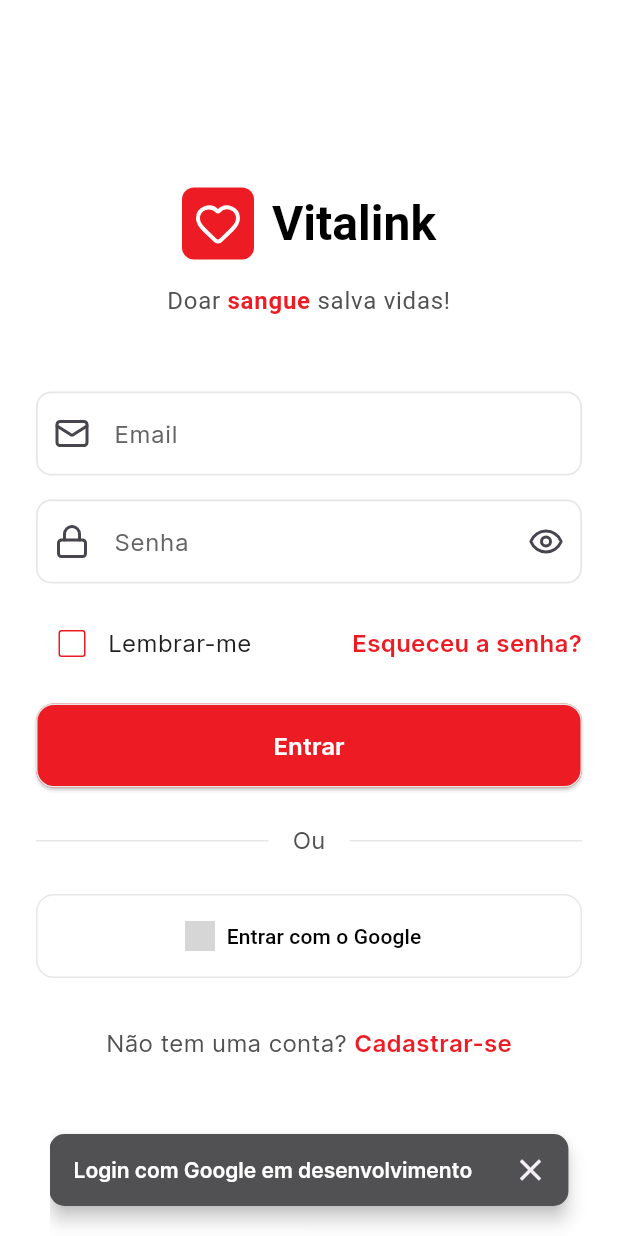
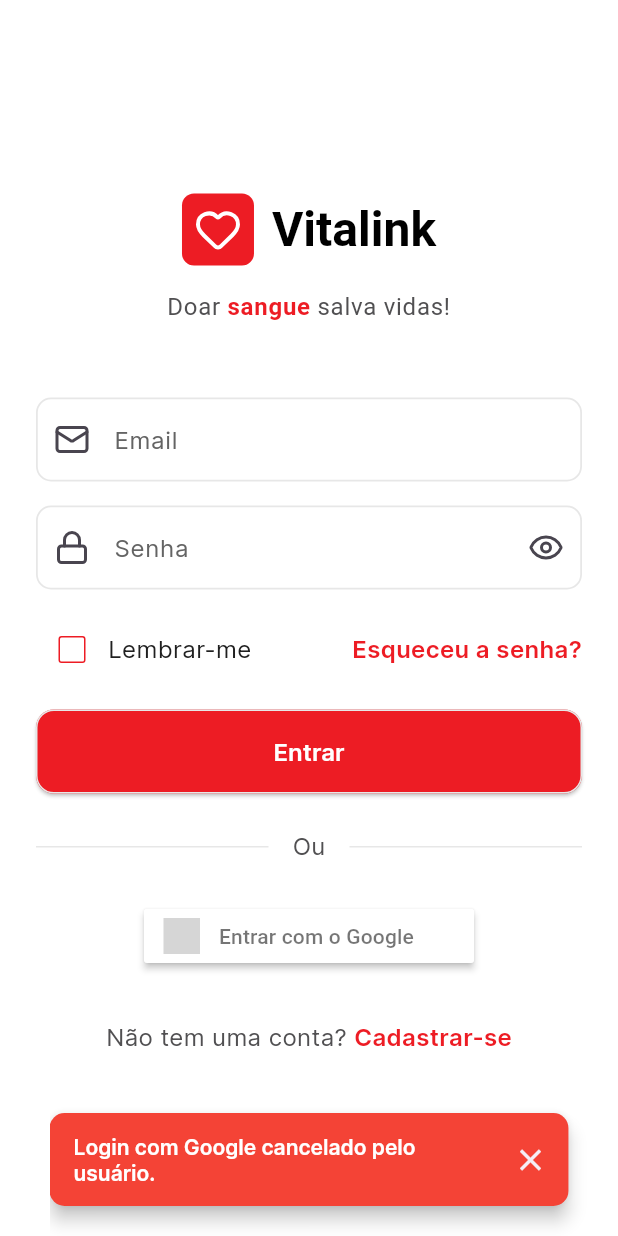
Before and after one commit to Murilo-Carazato/vitalink, a Flutter app: the screen it shows after launch, after a tap on "Entrar com o Google", on a phone screen of 412 x 824 dp. Run offline on Flutter 3.47's test engine with Material 3 defaults, Android fonts, the phone set to English and light mode, and no system bars; drawn by our look-alikes of sign_in_button; our stand-ins replace brasil_fields, carousel_slider, firebase_auth, firebase_core, firebase_messaging, flutter_local_notifications and 8 more; missing offline and left inert: add_2_calendar; accounts and stored records are empty; project files that could hold a hidden picture were left out; grey boxes are pictures that could not be loaded.

Commit message:
feat(auth): integrar login Google e navegação para recuperação de senha

```diff
--- a/mobile/lib/src/pages/auth.dart
+++ b/mobile/lib/src/pages/auth.dart
@@ -1,10 +1,11 @@
 import 'package:flutter/material.dart';
 import 'package:lucide_icons/lucide_icons.dart';
 import 'package:provider/provider.dart';
+import 'package:sign_in_button/sign_in_button.dart';
 import 'package:vitalink/services/stores/auth_store.dart';
 import 'package:vitalink/services/stores/user_store.dart'; // Added import for UserStore
 import 'package:vitalink/styles.dart';
-import 'package:vitalink/src/components/custom_dialog.dart';
+import 'package:vitalink/src/pages/forgot_password_page.dart';
 
 class AuthScreen extends StatefulWidget {
   const AuthScreen({super.key});
@@ -14,7 +15,8 @@ class AuthScreen extends StatefulWidget {
   State<AuthScreen> createState() => _AuthScreenState();
 }
 
-class _AuthScreenState extends State<AuthScreen> with SingleTickerProviderStateMixin {
+class _AuthScreenState extends State<AuthScreen>
+    with SingleTickerProviderStateMixin {
   final _formKey = GlobalKey<FormState>();
   final _emailController = TextEditingController();
   final _passwordController = TextEditingController();
@@ -103,30 +105,27 @@ class _AuthScreenState extends State<AuthScreen> with SingleTickerProviderStateM
     );
   }
 
-  void _handleGoogleLogin() {
-    // Implementar login com Google
-    ScaffoldMessenger.of(context).showSnackBar(
-      const SnackBar(
-        content: Text('Login com Google em desenvolvimento'),
-        backgroundColor: Styles.gray1,
-      ),
-    );
+  void _handleGoogleLogin() async {
+    final authStore = Provider.of<AuthStore>(context, listen: false);
+    bool success = await authStore.loginWithGoogle();
+
+    if (success) {
+      if (mounted) {
+        // Carrega os dados do novo usuário no UserStore ANTES de navegar
+        final userStore = Provider.of<UserStore>(context, listen: false);
+        await userStore.loadCurrentUser();
+
+        Navigator.of(context).pushReplacementNamed('/tab');
+      }
+    } else {
+      if (mounted) {
+        _showErrorMessage(authStore.error);
+      }
+    }
   }
 
-  void _handleForgotPassword() async {
-    // Implementar esqueci a senha
-    await showCustomDialog(
-      context: context,
-      title: 'Esqueceu a senha?',
-      content:
-          'A funcionalidade de recuperação de senha ainda não foi implementada.',
-      confirmText: 'Entendi',
-      cancelText: '', // No cancel button
-      icon: LucideIcons.info,
-      onConfirm: () {
-        Navigator.of(context).pop();
-      },
-    );
+  void _handleForgotPassword() {
+    Navigator.of(context).pushNamed(ForgotPasswordPage.routeName);
   }
 
   String? _validateName(String? value) {
@@ -310,7 +309,8 @@ class _AuthScreenState extends State<AuthScreen> with SingleTickerProviderStateM
                                 ),
                                 onPressed: () {
                                   setState(() {
-                                    _isConfirmPasswordVisible = !_isConfirmPasswordVisible;
+                                    _isConfirmPasswordVisible =
+                                        !_isConfirmPasswordVisible;
                                   });
                                 },
                               ),
@@ -367,7 +367,8 @@ class _AuthScreenState extends State<AuthScreen> with SingleTickerProviderStateM
                               width: double.infinity,
                               height: 56,
                               child: ElevatedButton(
-                                onPressed: authStore.isLoading ? null : _handleSubmit,
+                                onPressed:
+                                    authStore.isLoading ? null : _handleSubmit,
                                 style: ElevatedButton.styleFrom(
                                   backgroundColor: Styles.primary,
                                   foregroundColor: Colors.white,
@@ -381,13 +382,16 @@ class _AuthScreenState extends State<AuthScreen> with SingleTickerProviderStateM
                                         height: 20,
                                         child: CircularProgressIndicator(
                                           strokeWidth: 2,
-                                          valueColor: AlwaysStoppedAnimation<Color>(
+                                          valueColor:
+                                              AlwaysStoppedAnimation<Color>(
                                             Colors.white,
                                           ),
                                         ),
                                       )
                                     : Text(
-                                        _isLoginMode ? 'Entrar' : 'Cadastrar-se',
+                                        _isLoginMode
+                                            ? 'Entrar'
+                                            : 'Cadastrar-se',
                                         style: const TextStyle(
                                           fontSize: 16,
                                           fontWeight: FontWeight.w600,
@@ -405,7 +409,8 @@ class _AuthScreenState extends State<AuthScreen> with SingleTickerProviderStateM
                           children: [
                             const Expanded(child: Divider()),
                             Padding(
-                              padding: const EdgeInsets.symmetric(horizontal: 16),
+                              padding:
+                                  const EdgeInsets.symmetric(horizontal: 16),
                               child: Text(
                                 'Ou',
                                 style: TextStyle(
@@ -421,37 +426,10 @@ class _AuthScreenState extends State<AuthScreen> with SingleTickerProviderStateM
 
                         const SizedBox(height: 24),
 
-                        // Google Login Button
-                        SizedBox(
-                          width: double.infinity,
-                          height: 56,
-                          child: OutlinedButton.icon(
-                            onPressed: _handleGoogleLogin,
-                            icon: Container(
-                              width: 20,
-                              height: 20,
-                              decoration: const BoxDecoration(
-                                image: DecorationImage(
-                                  image: NetworkImage('https://developers.google.com/identity/images/g-logo.png'),
-                                  fit: BoxFit.cover,
-                                ),
-                              ),
-                            ),
-                            label: const Text('Entrar com o Google'),
-                            style: OutlinedButton.styleFrom(
-                              foregroundColor: theme.brightness == Brightness.dark
-                                  ? Colors.white
-                                  : Colors.black,
-                              side: BorderSide(
-                                color: theme.brightness == Brightness.dark
-                                    ? Styles.darkBorder
-                                    : Styles.border,
-                              ),
-                              shape: RoundedRectangleBorder(
-                                borderRadius: BorderRadius.circular(12),
-                              ),
-                            ),
-                          ),
+                        SignInButton(
+                          Buttons.google,
+                          text: 'Entrar com o Google',
+                          onPressed: _handleGoogleLogin,
                         ),
 
                         const SizedBox(height: 32),
```
